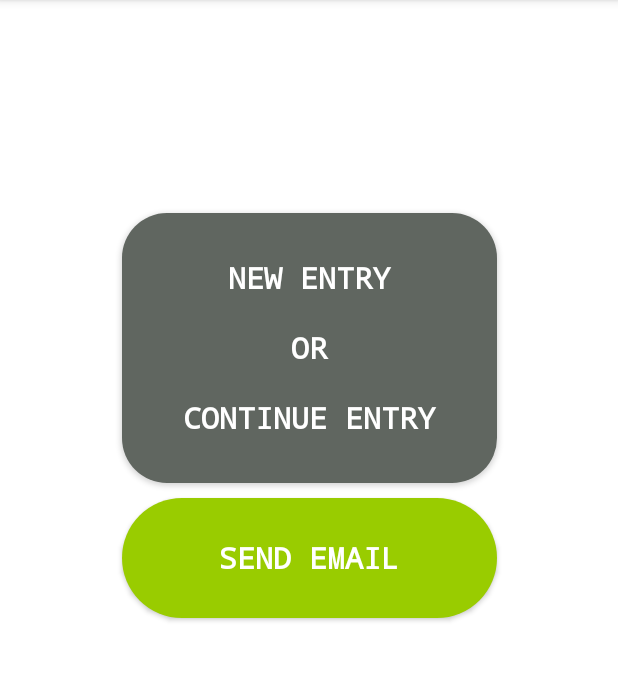
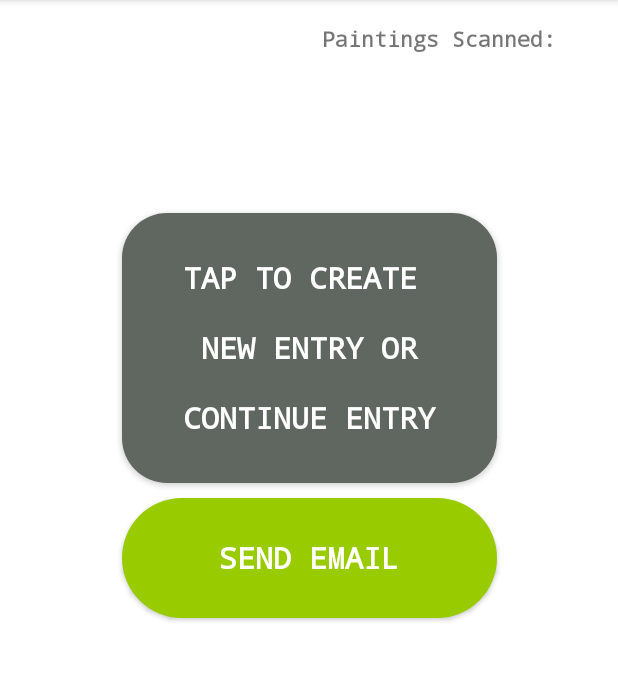
Before and after one commit to samlli/Museum-Inventory-Tracker, an Android app: the screen it shows after launch (MainActivity), after a tap on "SEND EMAIL", on a phone screen of 412 x 824 dp, the part 84-765 px from its top. Run offline under Robolectric (Android 15) with nearby library versions, the phone set to English and light mode, and no system bars; 1 statement that could not run was skipped.

Commit message:
track painting numbers

```diff
--- a/QRCodeScanner-master/app/src/main/java/com/blikoon/qrcodescannerlibrary/MainActivity.java
+++ b/QRCodeScanner-master/app/src/main/java/com/blikoon/qrcodescannerlibrary/MainActivity.java
@@ -12,6 +12,7 @@ import android.os.Bundle;
 import android.util.Log;
 import android.view.View;
 import android.widget.Button;
+import android.widget.TextView;
 import android.widget.Toast;
 
 import com.blikoon.qrcodescanner.QrCodeActivity;
@@ -19,17 +20,22 @@ import com.blikoon.qrcodescanner.QrCodeActivity;
 import java.io.BufferedReader;
 import java.io.BufferedWriter;
 import java.io.File;
+import java.io.FileInputStream;
+import java.io.FileNotFoundException;
 import java.io.FileOutputStream;
 import java.io.FileReader;
 import java.io.FileWriter;
 import java.io.IOException;
+import java.io.InputStreamReader;
 import java.io.OutputStreamWriter;
+import java.io.PrintWriter;
 import java.util.ArrayList;
 import java.util.Calendar;
 
 public class MainActivity extends AppCompatActivity {
     private Button button;
     private Button sendMail;
+    private TextView numScans;
     private static final int REQUEST_CODE_QR_SCAN = 101;
     private final String LOGTAG = "QRCScanner-MainActivity";
     public int scanState = 0;
@@ -37,6 +43,8 @@ public class MainActivity extends AppCompatActivity {
     public String currentRack = "";
     public String currentPainting = "";
     //public static final int EMAIL_REQUEST = 999;
+    private String LOG_FILE = "log_file";
+    private int scans;
 
 
 
@@ -59,9 +67,11 @@ public class MainActivity extends AppCompatActivity {
             @Override
             public void onClick(View v) {
                 //Start the qr scan activity
-                sendMail(getTotalLog(log));
+                sendMail();
             }
         });
+
+        numScans = (TextView) findViewById(R.id.num_scans);
 
         AlertDialog alertDialog = new AlertDialog.Builder(MainActivity.this).create();
         alertDialog.setTitle("Summary");
@@ -76,11 +86,94 @@ public class MainActivity extends AppCompatActivity {
         //ask how to add yes and no button
 
 
-
-
     }
 
-    public void writeToFile(String data)
+    /////////////
+    public void writeFile(String fileContents) {
+        ArrayList<String> oldContents = readLogFile();
+
+        try{
+            File file = new File(LOG_FILE);
+            file.delete();
+            file = new File(this.getFilesDir(), LOG_FILE);
+
+            FileWriter fw = new FileWriter(file.getAbsoluteFile());
+            BufferedWriter bw = new BufferedWriter(fw);
+
+            if(!oldContents.isEmpty()){
+                oldContents.add(fileContents);
+                oldContents.set(0, oldContents.size()-1 +" scanned");
+                scans = oldContents.size()-1;
+                for(String line : oldContents){
+                    bw.write(line);
+                    bw.newLine();
+                }
+            }else{
+                bw.write("1 scanned");
+                scans = 1;
+                bw.newLine();
+                bw.write(fileContents);
+            }
+            numScans.setText("Paintings Scanned: " + scans);
+            //bw.flush();
+            bw.close();
+        }
+        catch (IOException e)
+        {
+            e.printStackTrace();
+        }
+
+        readLogFile();
+    }
+
+    public ArrayList<String> readLogFile(){
+        FileInputStream fileInputStream = null;
+        ArrayList<String> readContents = new ArrayList<String>();
+        try{
+            fileInputStream = openFileInput(LOG_FILE);
+            InputStreamReader isr = new InputStreamReader(fileInputStream);
+            BufferedReader bufferedReader = new BufferedReader(isr);
+            String line;
+            while ((line = bufferedReader.readLine()) != null) {
+                readContents.add(line);
+            }
+            bufferedReader.close();
+
+        }catch (FileNotFoundException e){
+            e.printStackTrace();
+        }catch (IOException eio){
+            eio.printStackTrace();
+        }
+
+        return readContents;
+    }
+
+    public String readFile(String fileName){
+        FileInputStream fileInputStream = null;
+        String readString = "";
+        try{
+            fileInputStream = openFileInput(fileName);
+            InputStreamReader isr = new InputStreamReader(fileInputStream);
+            BufferedReader bufferedReader = new BufferedReader(isr);
+            StringBuilder sb = new StringBuilder();
+            String line;
+            while ((line = bufferedReader.readLine()) != null) {
+                sb.append(line);
+            }
+            bufferedReader.close();
+            readString = sb.toString();
+
+        }catch (FileNotFoundException e){
+            e.printStackTrace();
+        }catch (IOException eio){
+            eio.printStackTrace();
+        }
+
+        return readString;
+    }
+    //////////////
+
+    /*public void writeToFile(String data)
     {
         // Get the directory for the user's public pictures directory.
         String filePath = getApplicationContext().getFilesDir() + "/";
@@ -137,12 +230,12 @@ public class MainActivity extends AppCompatActivity {
                     Toast.LENGTH_LONG).show();
         }
 
-    }
+    }*/
 
     public boolean rackScanned(String data)
     {
 
-        if(data.split(" ", 2)[0].equals("Rack"))
+        if(data.split(" ", 2)[0].equals("Rack:"))
         {
             return true;
         }
@@ -167,14 +260,15 @@ public class MainActivity extends AppCompatActivity {
 
     }
 
-    private void sendMail(String totalLog)
+    private void sendMail()
     {
+        ArrayList<String> totalLogArray = readLogFile();
         Intent i = new Intent(Intent.ACTION_SEND);
         i.setType("text/plain");
         i.putExtra(Intent.EXTRA_EMAIL, new String[]{"jay18@duke.edu"});
         i.putExtra(Intent.EXTRA_SUBJECT, "Log Update");
         i.putExtra(Intent.EXTRA_TEXT, "See Attached");
-        File file = getTempFile(this, totalLog);
+        File file = getTempFile(this, totalLogArray);
         i.putExtra(Intent.EXTRA_STREAM, FileProvider.getUriForFile(this,
                 getApplicationContext().getPackageName() + ".provider", file));
 
@@ -188,17 +282,24 @@ public class MainActivity extends AppCompatActivity {
 
     }
 
-    public File getTempFile(Context context, String networkReportBody)
+    private File getTempFile(Context context, ArrayList<String> totalLogArray)
     {
         File file = null;
         try{
-            String fileName = "Network_report";
+            String fileName = "Log_File";
             file = File.createTempFile(fileName, ".txt", context.getCacheDir());
 
             FileWriter fw = new FileWriter(file.getAbsoluteFile());
             BufferedWriter bw = new BufferedWriter(fw);
-            bw.write(networkReportBody);
+
+            for(String line : totalLogArray){
+                bw.write(line);
+                bw.newLine();
+            }
+
             bw.close();
+
+            deleteLogFile();
         }
         catch (IOException e)
         {
@@ -206,6 +307,14 @@ public class MainActivity extends AppCompatActivity {
         }
 
         return file;
+    }
+
+    private Boolean deleteLogFile(){
+        File dir = getFilesDir();
+        File file = new File(dir, LOG_FILE);
+        boolean deleted = file.delete();
+
+        return deleted;
     }
 
     public String getTotalLog(ArrayList<LogEntry> currentLog)
@@ -269,8 +378,8 @@ public class MainActivity extends AppCompatActivity {
             {
                 if(rackScanned(result))
                 {
-                    writeToFile(result);
-                    retrieveFromFile();
+                    //writeToFile(result);
+                    //retrieveFromFile();
                     currentRack = result;
 
                     AlertDialog successfulRackScan = new AlertDialog.Builder(MainActivity.this).create();
@@ -300,8 +409,6 @@ public class MainActivity extends AppCompatActivity {
                     failedRackScan.show();
                 }
 
-                Toast.makeText(getApplicationContext(), Integer.toString(scanState),
-                        Toast.LENGTH_LONG).show();
 
             }
 
@@ -309,15 +416,20 @@ public class MainActivity extends AppCompatActivity {
             {
                 if(paintingScanned(result))
                 {
-                    writeToFile(result);
-                    retrieveFromFile();
+                    //writeToFile(result);
+                    //retrieveFromFile();
                     currentPainting = result;
                     String time = Calendar.getInstance().getTime().toString();
                     final LogEntry entry = new LogEntry(currentRack, currentPainting, time);
+                    String [] realTime = time.split(" ");
+                    String timeString = realTime[0] + " " + realTime[1] + " "  + realTime[2];
+                    String content = currentPainting + " was moved on " + timeString + " to " + currentRack;
+                    ///////
+                    writeFile(content);
 
                     AlertDialog successfulPaintingScan = new AlertDialog.Builder(MainActivity.this).create();
                     successfulPaintingScan.setTitle("Summary");
-                    successfulPaintingScan.setMessage(entry.toString() + "\n\nIs this correct?");
+                    successfulPaintingScan.setMessage(content + "\n\nIs this correct?");
                     successfulPaintingScan.setButton(AlertDialog.BUTTON_NEUTRAL, "Yes",
                             new DialogInterface.OnClickListener() {
                                 public void onClick(DialogInterface dialog, int which) {
@@ -363,8 +475,6 @@ public class MainActivity extends AppCompatActivity {
                             });
                     failedPaintingScan.show();
                 }
-                Toast.makeText(getApplicationContext(), Integer.toString(scanState),
-                        Toast.LENGTH_LONG).show();
 
             }
 
--- a/QRCodeScanner-master/app/src/main/res/layout/activity_main.xml
+++ b/QRCodeScanner-master/app/src/main/res/layout/activity_main.xml
@@ -6,6 +6,23 @@
     android:layout_height="match_parent"
     android:background="#FFF"
     tools:context="com.blikoon.qrcodescannerlibrary.MainActivity">
+
+    <TextView
+        android:id="@+id/num_scans"
+        android:layout_width="wrap_content"
+        android:layout_height="wrap_content"
+        android:layout_marginStart="8dp"
+        android:layout_marginLeft="8dp"
+        android:layout_marginTop="16dp"
+        android:layout_marginEnd="8dp"
+        android:layout_marginRight="8dp"
+        android:text="Paintings Scanned: "
+        android:typeface="monospace"
+        android:textStyle="bold"
+        app:layout_constraintEnd_toEndOf="parent"
+        app:layout_constraintHorizontal_bias="0.893"
+        app:layout_constraintStart_toStartOf="parent"
+        app:layout_constraintTop_toTopOf="parent" />
 
     <Button
         android:id="@+id/button_start_scan"
--- a/QRCodeScanner-master/app/src/main/res/values/strings.xml
+++ b/QRCodeScanner-master/app/src/main/res/values/strings.xml
@@ -1,5 +1,5 @@
 <resources>
     <string name="app_name">Nasher QR Scanner</string>
     <string name="sendMail">Send Email</string>
-    <string name="entry_button">New Entry\n\n or \n\nContinue Entry</string>
+    <string name="entry_button">Tap to create \n\n New Entry or \n\nContinue Entry</string>
 </resources>
```
Also changed, not shown: 1 other file.
